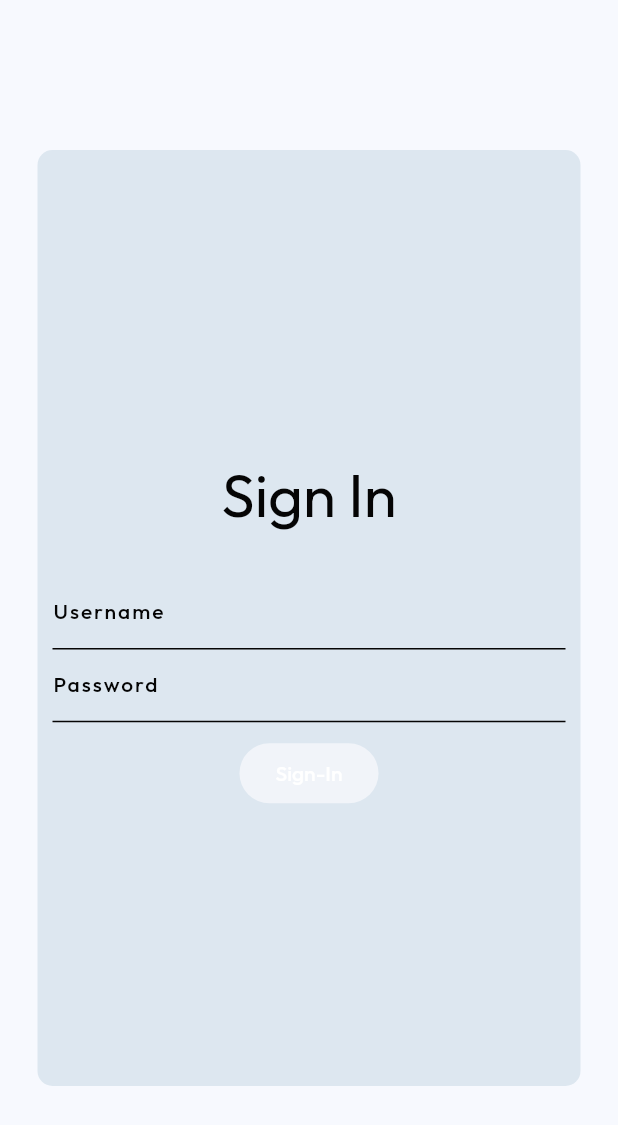
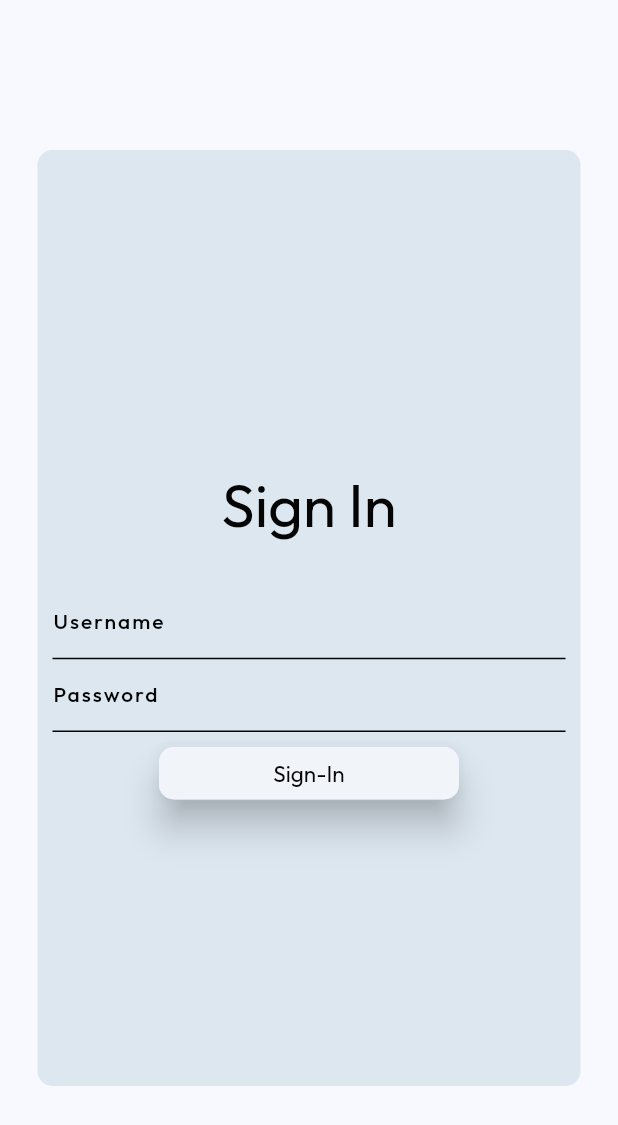
Before and after one commit to sobotat/OES, a Flutter app: the screen it shows after launch, on a phone screen of 412 x 824 dp. Shown: the top 1125 px of the screen. Run offline on Flutter 3.47's test engine with Material 2 defaults, Android fonts, the phone set to English and light mode, and no system bars; our stand-ins replace go_router, google_fonts, shared_preferences.

Commit message:
Fixed TextFields Color, Changed Buttons on Sign-In and Sign-Out
Took 35 minutes

```diff
--- a/lib/config/DarkTheme.dart
+++ b/lib/config/DarkTheme.dart
@@ -39,13 +39,23 @@ class DarkTheme extends AppTheme {
         decorationColor: _textColorLight,
         displayColor: _textColorLight,
       )),
+      textSelectionTheme: TextSelectionThemeData(
+        cursorColor: _accent
+      ),
       inputDecorationTheme: Theme.of(context).inputDecorationTheme.copyWith(
         labelStyle: MaterialStateTextStyle.resolveWith(
-              (Set<MaterialState> states) {
-            final Color color = states.contains(MaterialState.focused) ? _secondary : _textColorLight;
+          (states) {
+            Color color = states.contains(MaterialState.focused) ? _primary : _textColorLight;
+            if (states.contains(MaterialState.hovered)) {
+              color = _accent;
+            }
             return TextStyle(color: color, letterSpacing: 1.3);
           },
         ),
+        floatingLabelStyle: MaterialStateTextStyle.resolveWith(
+          (states) {
+            return TextStyle(color: _accent, letterSpacing: 1.3);
+          }),
         fillColor: _textColorLight,
         enabledBorder: UnderlineInputBorder(
           borderSide: BorderSide(
@@ -54,7 +64,7 @@ class DarkTheme extends AppTheme {
         ),
         focusedBorder: UnderlineInputBorder(
           borderSide: BorderSide(
-            color: _secondary,
+            color: _accent,
           )
         ),
       ),
--- a/lib/config/LightTheme.dart
+++ b/lib/config/LightTheme.dart
@@ -39,13 +39,24 @@ class LightTheme extends AppTheme {
         decorationColor: _textColorDark,
         displayColor: _textColorDark,
       )),
+      textSelectionTheme: TextSelectionThemeData(
+          cursorColor: _accent
+      ),
       inputDecorationTheme: Theme.of(context).inputDecorationTheme.copyWith(
         labelStyle: MaterialStateTextStyle.resolveWith(
-          (Set<MaterialState> states) {
-            final Color color = states.contains(MaterialState.focused) ? _secondary : _textColorDark;
+          (states) {
+            Color color = states.contains(MaterialState.focused) ? _primary : _textColorDark;
+            if (states.contains(MaterialState.hovered)) {
+              color = _accent;
+            }
+
             return TextStyle(color: color, letterSpacing: 1.3);
           },
         ),
+        floatingLabelStyle: MaterialStateTextStyle.resolveWith(
+          (states) {
+            return TextStyle(color: _accent, letterSpacing: 1.3);
+        }),
         fillColor: _textColorDark,
         enabledBorder: UnderlineInputBorder(
           borderSide: BorderSide(
--- a/lib/ui/main/UserDetailScreen.dart
+++ b/lib/ui/main/UserDetailScreen.dart
@@ -155,7 +155,7 @@ class _Password extends StatelessWidget {
           child: TextField(
             controller: passwordController,
             obscureText: true,
-            decoration: const InputDecoration(
+            decoration: InputDecoration(
               label: Text('Password'),
             ),
           ),
--- a/lib/ui/security/Sign-In.dart
+++ b/lib/ui/security/Sign-In.dart
@@ -1,6 +1,7 @@
 import 'package:flutter/material.dart';
 import 'package:go_router/go_router.dart';
 import 'package:oes/src/AppSecurity.dart';
+import 'package:oes/ui/assets/templates/Button.dart';
 
 class SignIn extends StatefulWidget {
   const SignIn({this.path = '/', super.key});
@@ -41,10 +42,7 @@ class _SignInState extends State<SignIn> {
       return;
     }
 
-    openHome();
-  }
-
-  void openHome() {
+    if (!context.mounted) return;
     context.goNamed(path);
   }
 
@@ -85,11 +83,8 @@ class _SignInState extends State<SignIn> {
                         TextField(
                           controller: usernameController,
                           autofillHints: const [AutofillHints.username],
-                          decoration: InputDecoration(
+                          decoration: const InputDecoration(
                             labelText: 'Username',
-                            fillColor: Theme.of(context).inputDecorationTheme.fillColor,
-                            hoverColor: Theme.of(context).inputDecorationTheme.hoverColor,
-                            focusColor: Theme.of(context).inputDecorationTheme.focusColor,
                           ),
 
                           textInputAction: TextInputAction.go,
@@ -99,11 +94,8 @@ class _SignInState extends State<SignIn> {
                           controller: passwordController,
                           obscureText: true,
                           autofillHints: const [AutofillHints.password],
-                          decoration: InputDecoration(
+                          decoration: const InputDecoration(
                             labelText: 'Password',
-                            fillColor: Theme.of(context).inputDecorationTheme.fillColor,
-                            hoverColor: Theme.of(context).inputDecorationTheme.hoverColor,
-                            focusColor: Theme.of(context).inputDecorationTheme.focusColor,
                           ),
 
                           textInputAction: TextInputAction.go,
@@ -114,9 +106,9 @@ class _SignInState extends State<SignIn> {
                   ),
                   Padding(
                     padding: const EdgeInsets.all(10),
-                    child: FilledButton(
-                      onPressed:  () => login(),
-                      child: const Text('Sign-In'),
+                    child: Button(
+                      text: 'Sign-In',
+                      onClick: (context) => login(),
                     ),
                   ),
                 ],
```
Also changed, not shown: lib/ui/security/Sign-Out.dart (+4 -3 lines).
